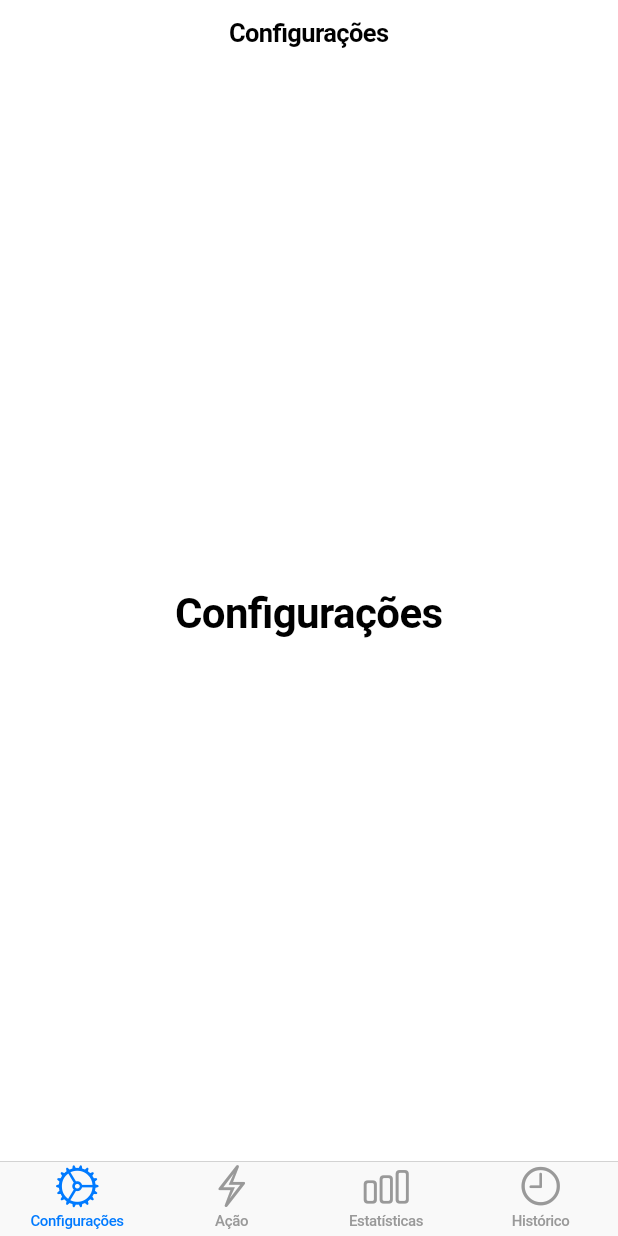
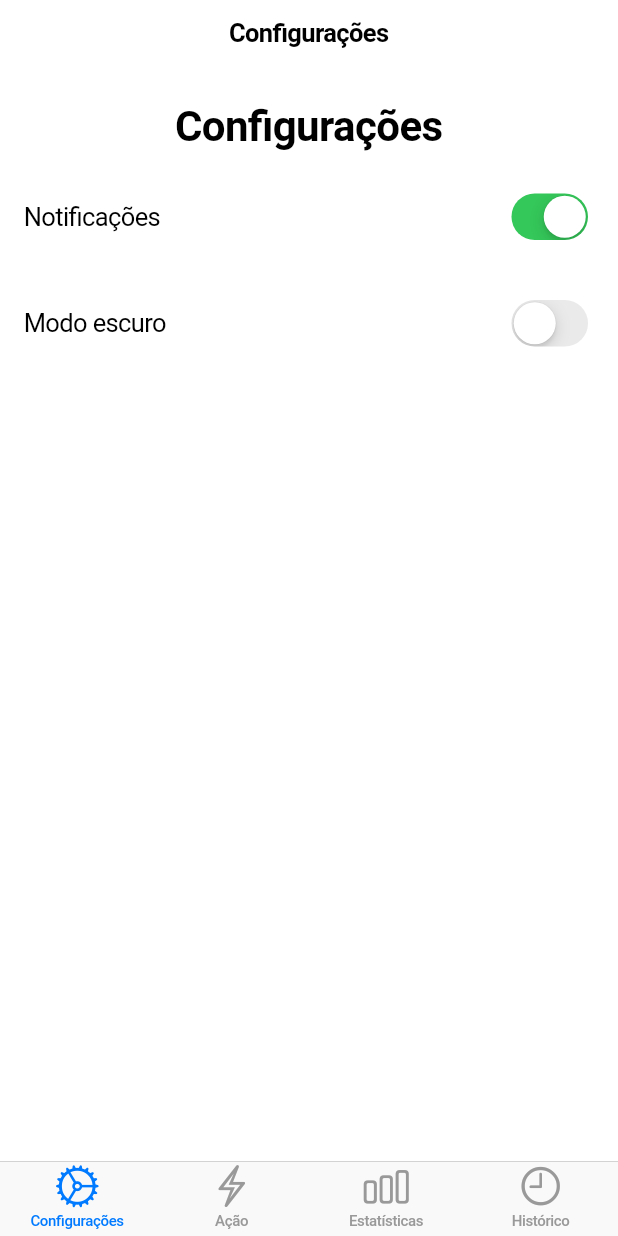
Before and after one commit to alexandresantosrn/flutter-project, a Flutter app: the screen it shows after launch, on a phone screen of 412 x 824 dp. Run offline on Flutter 3.47's test engine with Material 3 defaults, Android fonts, the phone set to English and light mode, and no system bars; our stand-ins replace logger.

Commit message:
develop: mudolarizing project.

```diff
--- a/flutterapp/lib/main.dart
+++ b/flutterapp/lib/main.dart
@@ -1,7 +1,9 @@
 import 'package:flutter/cupertino.dart';
-import 'package:logger/logger.dart';
-
-final Logger logger = Logger();
+import 'src/utils/logger.dart';
+import 'src/pages/settings_page.dart';
+import 'src/pages/action_page.dart';
+import 'src/pages/statistics_page.dart';
+import 'src/pages/history_page.dart';
 
 void main() {
   logger.i('Iniciando aplicativo');
@@ -38,6 +40,13 @@ class _HomeTabsState extends State<HomeTabs> {
     'Histórico',
   ];
 
+  final List<Widget> _pages = const [
+    SettingsPage(),
+    ActionPage(),
+    StatisticsPage(),
+    HistoryPage(),
+  ];
+
   @override
   void initState() {
     super.initState();
@@ -46,7 +55,6 @@ class _HomeTabsState extends State<HomeTabs> {
         'HomeTabs inicializado na aba ${_controller.index} (${_titles[_controller.index]})');
     int _lastIndex = _controller.index;
     _controller.addListener(() {
-      // só logar quando o índice efetivamente mudar
       if (_controller.index != _lastIndex) {
         _lastIndex = _controller.index;
         logger.i(
@@ -89,13 +97,7 @@ class _HomeTabsState extends State<HomeTabs> {
                 middle: Text(_titles[index]),
               ),
               child: SafeArea(
-                child: Center(
-                  child: Text(
-                    _titles[index],
-                    style: const TextStyle(
-                        fontSize: 28, fontWeight: FontWeight.w600),
-                  ),
-                ),
+                child: _pages[index],
               ),
             );
           },
--- /dev/null
+++ b/flutterapp/lib/src/pages/settings_page.dart
@@ -0,0 +1,47 @@
+import 'package:flutter/cupertino.dart';
+
+class SettingsPage extends StatefulWidget {
+  const SettingsPage({super.key});
+
+  @override
+  State<SettingsPage> createState() => _SettingsPageState();
+}
+
+class _SettingsPageState extends State<SettingsPage> {
+  bool _notifications = true;
+  bool _darkMode = false;
+
+  @override
+  Widget build(BuildContext context) {
+    return ListView(
+      padding: const EdgeInsets.all(16),
+      children: [
+        const SizedBox(height: 8),
+        const Center(
+          child: Text('Configurações',
+              style: TextStyle(fontSize: 28, fontWeight: FontWeight.w600)),
+        ),
+        const SizedBox(height: 24),
+        Row(
+          mainAxisAlignment: MainAxisAlignment.spaceBetween,
+          children: [
+            const Text('Notificações'),
+            CupertinoSwitch(
+                value: _notifications,
+                onChanged: (v) => setState(() => _notifications = v)),
+          ],
+        ),
+        const SizedBox(height: 32),
+        Row(
+          mainAxisAlignment: MainAxisAlignment.spaceBetween,
+          children: [
+            const Text('Modo escuro'),
+            CupertinoSwitch(
+                value: _darkMode,
+                onChanged: (v) => setState(() => _darkMode = v)),
+          ],
+        ),
+      ],
+    );
+  }
+}
--- /dev/null
+++ b/flutterapp/lib/src/utils/logger.dart
@@ -0,0 +1,6 @@
+import 'package:logger/logger.dart';
+
+final Logger logger = Logger(
+  // opcionalmente troque o printer/config para ambientes
+  printer: PrettyPrinter(methodCount: 0),
+);
--- a/flutterapp/pubspec.yaml
+++ b/flutterapp/pubspec.yaml
@@ -30,7 +30,7 @@ environment:
 dependencies:
   flutter:
     sdk: flutter
-  logger: ^1.1.0
+  logger: ^2.6.2
 
   # The following adds the Cupertino Icons font to your application.
   # Use with the CupertinoIcons class for iOS style icons.
```
Also changed, not shown: flutterapp/lib/src/pages/action_page.dart (added, +29 -0 lines), flutterapp/lib/src/pages/history_page.dart (added, +46 -0 lines), flutterapp/lib/src/pages/statistics_page.dart (added, +43 -0 lines).
